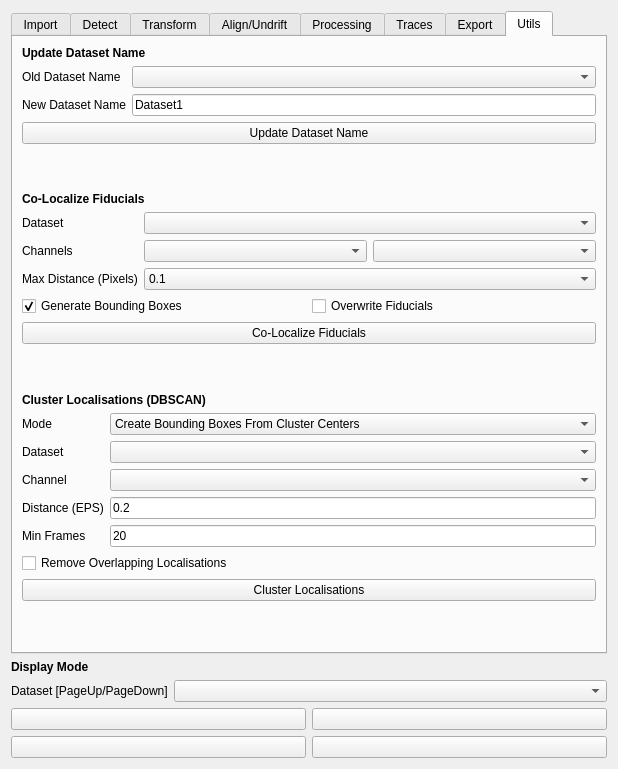
This is src/napari_gapseq2/widget_ui.ui in piedrro/napari-GapSeq2 as Qt 5 draws it before an edit. The edited form follows.
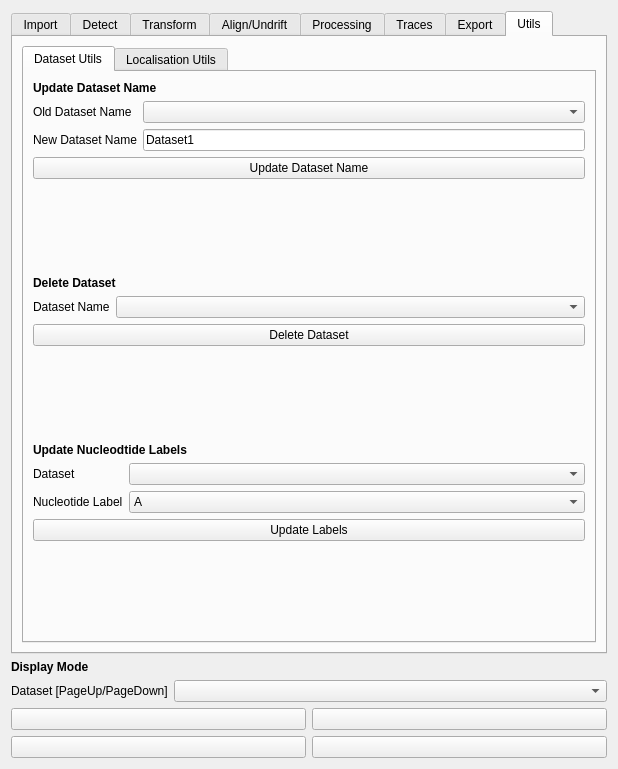
This is the edited form. The open tabs and pages were chosen to show the change.

Commit message: added delete dataset functions

```diff
--- a/src/napari_gapseq2/widget_ui.ui
+++ b/src/napari_gapseq2/widget_ui.ui
@@ -1900,6 +1900,16 @@
       </attribute>
       <layout class="QVBoxLayout" name="verticalLayout_7">
        <item>
+        <widget class="QTabWidget" name="tabWidget_3">
+         <property name="currentIndex">
+          <number>0</number>
+         </property>
+         <widget class="QWidget" name="tab_11">
+          <attribute name="title">
+           <string>Dataset Utils</string>
+          </attribute>
+          <layout class="QVBoxLayout" name="verticalLayout_14">
+           <item>
         <widget class="QLabel" name="label_4">
          <property name="font">
           <font>
@@ -1948,7 +1958,7 @@
         </widget>
        </item>
        <item>
-        <spacer name="verticalSpacer">
+            <spacer name="verticalSpacer_13">
          <property name="orientation">
           <enum>Qt::Vertical</enum>
          </property>
@@ -1960,6 +1970,148 @@
          </property>
         </spacer>
        </item>
+           <item>
+            <widget class="QLabel" name="label_64">
+             <property name="font">
+              <font>
+               <weight>75</weight>
+               <bold>true</bold>
+              </font>
+             </property>
+             <property name="text">
+              <string>Delete Dataset</string>
+             </property>
+            </widget>
+           </item>
+           <item>
+            <layout class="QFormLayout" name="formLayout_16">
+             <item row="0" column="0">
+              <widget class="QLabel" name="label_65">
+               <property name="text">
+                <string>Dataset Name</string>
+               </property>
+              </widget>
+             </item>
+             <item row="0" column="1">
+              <widget class="QComboBox" name="delete_dataset_name"/>
+             </item>
+            </layout>
+           </item>
+           <item>
+            <widget class="QPushButton" name="gapseq_delete_dataset">
+             <property name="text">
+              <string>Delete Dataset</string>
+             </property>
+            </widget>
+           </item>
+           <item>
+            <spacer name="verticalSpacer_15">
+             <property name="orientation">
+              <enum>Qt::Vertical</enum>
+             </property>
+             <property name="sizeHint" stdset="0">
+              <size>
+               <width>20</width>
+               <height>40</height>
+              </size>
+             </property>
+            </spacer>
+           </item>
+           <item>
+            <widget class="QLabel" name="label_66">
+             <property name="font">
+              <font>
+               <weight>75</weight>
+               <bold>true</bold>
+              </font>
+             </property>
+             <property name="text">
+              <string>Update Nucleodtide Labels</string>
+             </property>
+            </widget>
+           </item>
+           <item>
+            <layout class="QFormLayout" name="formLayout_18">
+             <item row="0" column="0">
+              <widget class="QLabel" name="label_67">
+               <property name="text">
+                <string>Dataset</string>
+               </property>
+              </widget>
+             </item>
+             <item row="0" column="1">
+              <widget class="QComboBox" name="update_nucleotide_dataset"/>
+             </item>
+             <item row="1" column="0">
+              <widget class="QLabel" name="label_69">
+               <property name="text">
+                <string>Nucleotide Label</string>
+               </property>
+              </widget>
+             </item>
+             <item row="1" column="1">
+              <widget class="QComboBox" name="update_nucleotide_label">
+               <item>
+                <property name="text">
+                 <string>A</string>
+                </property>
+               </item>
+               <item>
+                <property name="text">
+                 <string>T</string>
+                </property>
+               </item>
+               <item>
+                <property name="text">
+                 <string>C</string>
+                </property>
+               </item>
+               <item>
+                <property name="text">
+                 <string>G</string>
+                </property>
+               </item>
+               <item>
+                <property name="text">
+                 <string>D</string>
+                </property>
+               </item>
+               <item>
+                <property name="text">
+                 <string>None</string>
+                </property>
+               </item>
+              </widget>
+             </item>
+            </layout>
+           </item>
+           <item>
+            <widget class="QPushButton" name="gapseq_update_nucleotide">
+             <property name="text">
+              <string>Update Labels</string>
+             </property>
+            </widget>
+           </item>
+           <item>
+            <spacer name="verticalSpacer_16">
+             <property name="orientation">
+              <enum>Qt::Vertical</enum>
+             </property>
+             <property name="sizeHint" stdset="0">
+              <size>
+               <width>20</width>
+               <height>40</height>
+              </size>
+             </property>
+            </spacer>
+           </item>
+          </layout>
+         </widget>
+         <widget class="QWidget" name="tab_12">
+          <attribute name="title">
+           <string>Localisation Utils</string>
+          </attribute>
+          <layout class="QVBoxLayout" name="verticalLayout_15">
        <item>
         <widget class="QLabel" name="label_34">
          <property name="font">
@@ -2084,7 +2236,7 @@
         </widget>
        </item>
        <item>
-        <spacer name="verticalSpacer_13">
+            <spacer name="verticalSpacer">
          <property name="orientation">
           <enum>Qt::Vertical</enum>
          </property>
@@ -2208,6 +2360,10 @@
           </size>
          </property>
         </spacer>
+           </item>
+          </layout>
+         </widget>
+        </widget>
        </item>
       </layout>
      </widget>
```
Left out of the diff: 51 changed lines with no effect on the pictures. Lines whose indentation alone changed are shown as unchanged. The commit also changes 5 other files.
